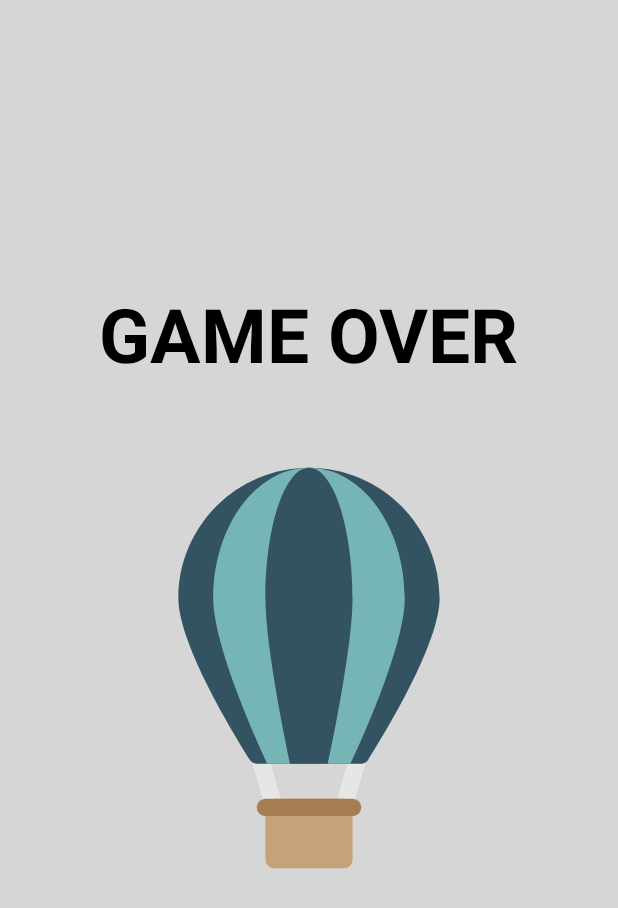
After one commit to AvitalShmueli/HW1-airballoon, an Android app: the EndGameActivity screen opened directly, with no data from a screen before it, on a phone screen of 412 x 824 dp. The commit adds this screen. Shown: the top 908 px of the screen. Run offline under Robolectric (Android 15) with nearby library versions, the phone set to English and light mode, and no system bars.

Commit message:
version 2 (includes game over screen)

```diff
--- a/app/src/main/AndroidManifest.xml
+++ b/app/src/main/AndroidManifest.xml
@@ -14,9 +14,9 @@
         android:supportsRtl="false"
         android:theme="@style/Theme.HW1AirBalloons"
         tools:targetApi="31">
-        <!--activity
+        <activity
             android:name=".EndGameActivity"
-            android:exported="true" /-->
+            android:exported="true" />
         <activity
             android:name=".MainActivity"
             android:exported="true">
--- /dev/null
+++ b/app/src/main/java/com/example/hw1_airballoons/EndGameActivity.java
@@ -0,0 +1,35 @@
+package com.example.hw1_airballoons;
+
+import androidx.appcompat.app.AppCompatActivity;
+
+import android.os.Bundle;
+
+import com.bumptech.glide.Glide;
+import com.google.android.material.imageview.ShapeableImageView;
+
+
+public class EndGameActivity extends AppCompatActivity {
+    private ShapeableImageView main_IMG_background;
+    @Override
+    protected void onCreate(Bundle savedInstanceState) {
+        super.onCreate(savedInstanceState);
+        setContentView(R.layout.activity_end_game);
+
+        findViews();
+
+        Glide
+                .with(this)
+                .load(R.drawable.sky)
+                .centerCrop()
+                .placeholder(R.drawable.background)
+                .into(main_IMG_background);
+
+
+    }
+
+    private void findViews() {
+        main_IMG_background = findViewById(R.id.main_IMG_background);
+    }
+
+
+}
--- /dev/null
+++ b/app/src/main/res/layout/activity_end_game.xml
@@ -0,0 +1,45 @@
+<?xml version="1.0" encoding="utf-8"?>
+<RelativeLayout xmlns:android="http://schemas.android.com/apk/res/android"
+    xmlns:app="http://schemas.android.com/apk/res-auto"
+    xmlns:tools="http://schemas.android.com/tools"
+    android:layout_width="match_parent"
+    android:layout_height="match_parent"
+    android:background="@color/pink100"
+    tools:context=".EndGameActivity">
+
+    <com.google.android.material.imageview.ShapeableImageView
+        android:id="@+id/main_IMG_background"
+        android:layout_width="match_parent"
+        android:layout_height="match_parent"
+        android:scaleType="centerCrop"
+        tools:src="@drawable/sky" />
+
+    <RelativeLayout
+        android:layout_width="match_parent"
+        android:layout_height="match_parent"
+        android:layout_centerInParent="true"
+        android:gravity="center"
+        tools:context=".EndGameActivity">
+
+    <com.google.android.material.textview.MaterialTextView
+        android:id="@+id/end_LBL_text"
+        android:layout_width="wrap_content"
+        android:layout_height="wrap_content"
+        android:layout_centerInParent="true"
+        android:text="@string/game_over"
+        android:textColor="@color/black"
+        android:textSize="50sp"
+        android:textStyle="bold" />
+
+    <com.google.android.material.imageview.ShapeableImageView
+
+        android:id="@+id/end_IMG_airballoon"
+        android:layout_width="wrap_content"
+        android:layout_height="wrap_content"
+        android:layout_below="@id/end_LBL_text"
+        android:layout_margin="50dp"
+        app:srcCompat="@drawable/airballoon" />
+
+    </RelativeLayout>
+
+</RelativeLayout>
--- a/app/src/main/res/values/strings.xml
+++ b/app/src/main/res/values/strings.xml
@@ -1,3 +1,4 @@
 <resources>
     <string name="app_name">HW1 - Air Balloons</string>
+    <string name="game_over">GAME OVER</string>
 </resources>
```
Also changed, not shown: app/src/main/java/com/example/hw1_airballoons/GameManager.java (+5 -13 lines), app/src/main/java/com/example/hw1_airballoons/MainActivity.java (+4 -14 lines).
